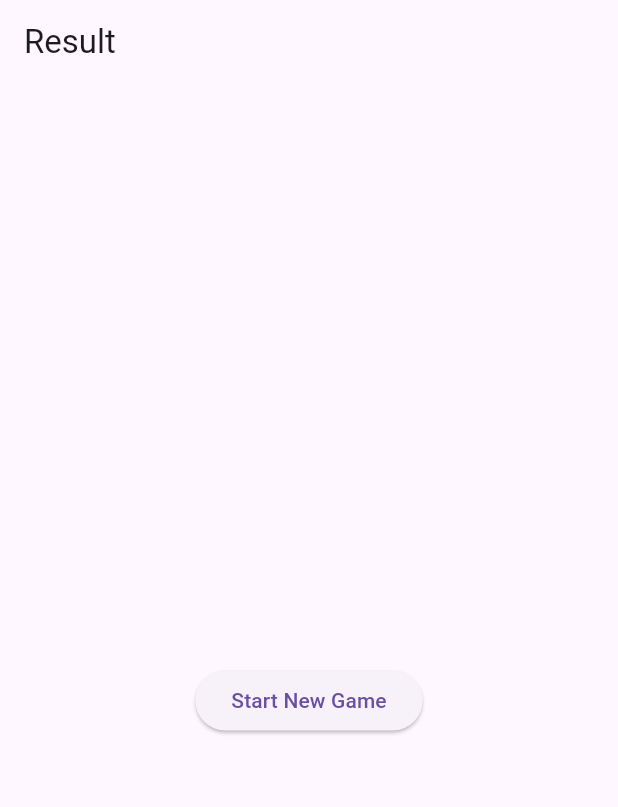
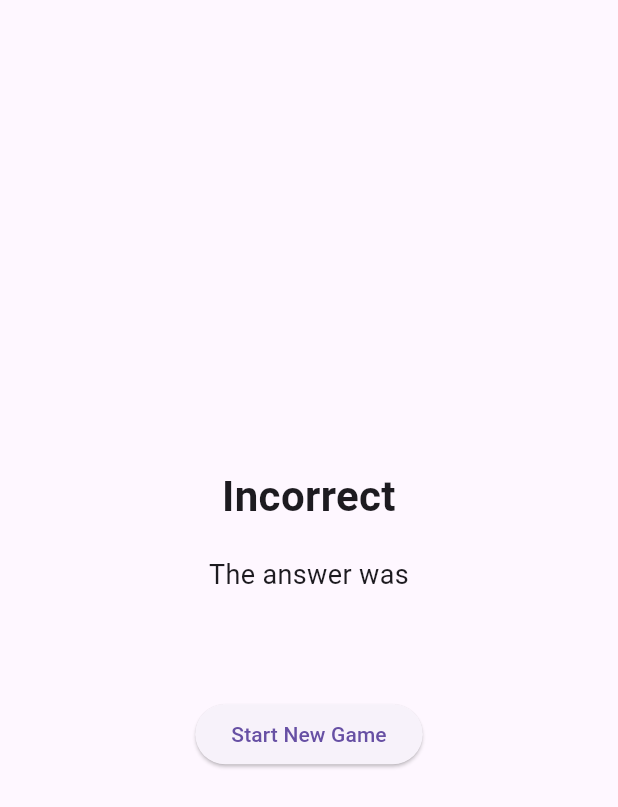
Before and after one commit to oskaripsen/energy-game-UI, a Flutter app: the ResultScreen screen opened directly with empty values, on a phone screen of 412 x 824 dp. Shown: the top 807 px of the screen. Run offline on Flutter 3.47's test engine with Material 3 defaults, Android fonts, the phone set to English and light mode, and no system bars; our stand-ins replace dio, fl_chart; network calls fail.

Commit message:
various minor changes including incresed margins on result page and emojies

```diff
--- a/lib/config.dart
+++ b/lib/config.dart
@@ -1,6 +1,6 @@
 class Config {
   // Toggle this flag to switch environments
-  static const bool isDevelopment = false;  // true for local development, false for production
+  static const bool isDevelopment = true;  // true for local development, false for production
 
   // Choose the API URL based on the environment
   static String get apiUrl => isDevelopment
--- a/lib/screens/result_screen.dart
+++ b/lib/screens/result_screen.dart
@@ -1,5 +1,17 @@
 import 'package:flutter/material.dart';
 import 'home_screen.dart';
+
+// Utility to get flag emoji for selected countries (expand as needed)
+String getFlagEmoji(String country) {
+  switch (country.toLowerCase()) {
+    case 'albania': return '🇦🇱';
+    case 'germany': return '🇩🇪';
+    case 'france': return '🇫🇷';
+    case 'italy': return '🇮🇹';
+    // Add more mappings as needed
+    default: return '';
+  }
+}
 
 class ResultScreen extends StatelessWidget {
   final String resultMessage;
@@ -8,16 +20,48 @@ class ResultScreen extends StatelessWidget {
 
   @override
   Widget build(BuildContext context) {
+    // Determine if answer was correct
+    bool isCorrect = resultMessage.contains('Correct!');
+    // Extract target country from resultMessage (assumes format "The answer was X")
+    String target = '';
+    if (resultMessage.contains('The answer was')) {
+      int index = resultMessage.indexOf('The answer was');
+      target = resultMessage.substring(index + 'The answer was'.length).trim();
+    }
+    // Build formatted texts
+    String statusText = isCorrect ? 'Correct! 🎉🎉' : 'Incorrect';
+    String answerText = 'The answer was';
+    String countryText = target;
+    String flagEmoji = getFlagEmoji(target);
+
     return Scaffold(
-      appBar: AppBar(
-        title: Text('Result'),
-      ),
-      body: Center(
+      body: Padding(
+        padding: EdgeInsets.all(32.0),  // Increased margin
+        child: Center(
           child: Column(
             mainAxisAlignment: MainAxisAlignment.center,
             children: [
-            Text(resultMessage, style: TextStyle(fontSize: 24)),
+              // Status line: correct or incorrect with celebration emojis if correct
+              Text(
+                statusText,
+                textAlign: TextAlign.center,
+                style: TextStyle(fontSize: 28, fontWeight: FontWeight.bold),
+              ),
               SizedBox(height: 20),
+              // "The answer was" line
+              Text(
+                answerText,
+                textAlign: TextAlign.center,
+                style: TextStyle(fontSize: 18),
+              ),
+              SizedBox(height: 10),
+              // Country line with flag on each side
+              Text(
+                '$flagEmoji $countryText $flagEmoji',
+                textAlign: TextAlign.center,
+                style: TextStyle(fontSize: 20, fontWeight: FontWeight.bold),
+              ),
+              SizedBox(height: 30),
               ElevatedButton(
                 onPressed: () {
                   Navigator.pushAndRemoveUntil(
@@ -31,6 +75,7 @@ class ResultScreen extends StatelessWidget {
             ],
           ),
         ),
+      ),
     );
   }
 }
```
Lines whose indentation alone changed are shown as unchanged.
